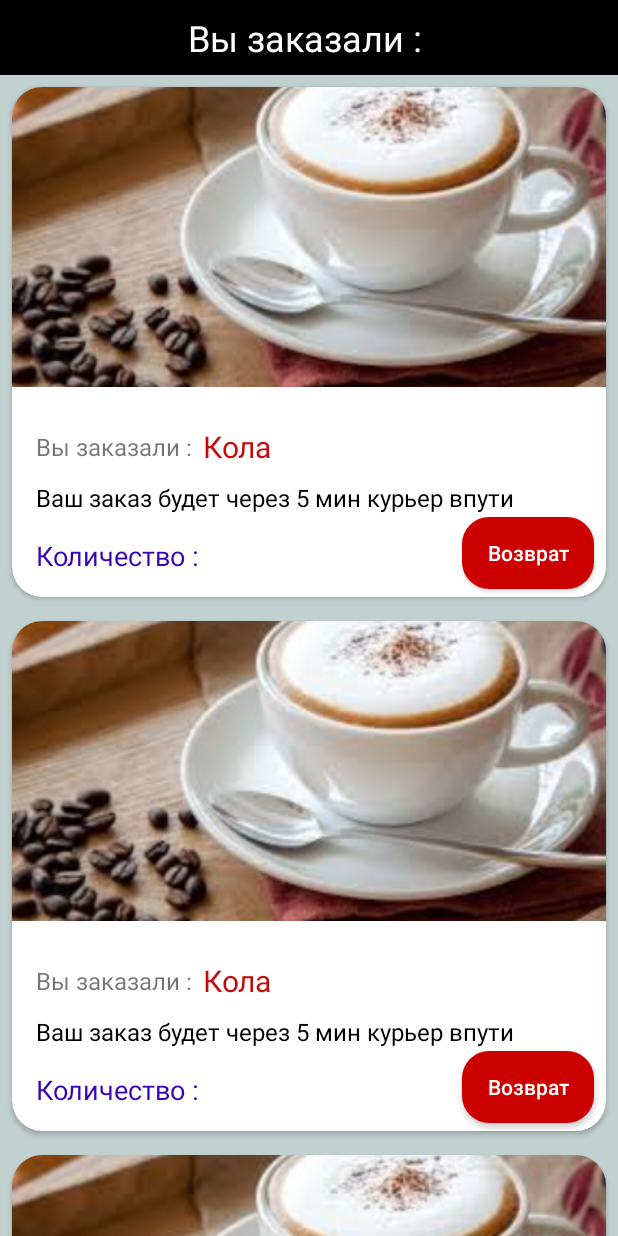
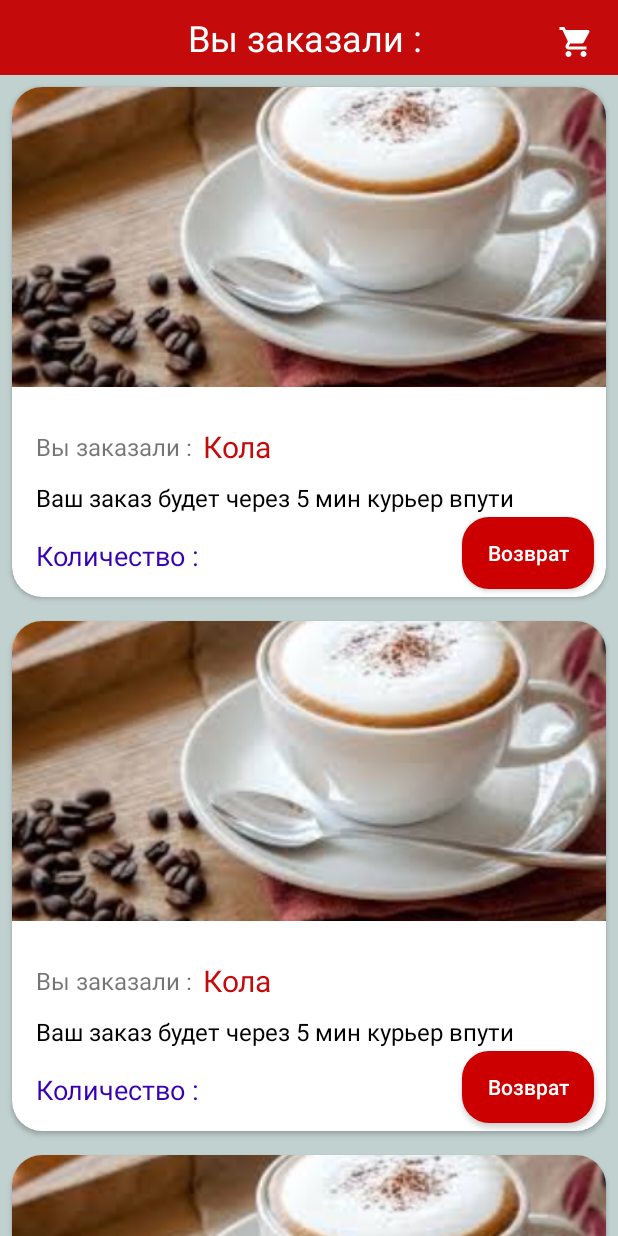
Before and after one commit to Zigfruid/Cafe-appMenu, an Android app: the layout order_fragment.xml on its own in the app's theme, with its tools: preview values and no code run, on a phone screen of 412 x 824 dp. Run offline under Robolectric (Android 15) with nearby library versions, the phone set to English and light mode, and no system bars.

Commit message:
was not fixed

```diff
--- a/app/build.gradle
+++ b/app/build.gradle
@@ -26,6 +26,7 @@ android {
 
 dependencies {
 
+
     def room_version = "2.2.5"
 
     implementation fileTree(dir: "libs", include: ["*.jar"])
@@ -36,7 +37,7 @@ dependencies {
     implementation 'androidx.recyclerview:recyclerview:1.1.0'
     implementation 'androidx.cardview:cardview:1.0.0'
     implementation 'com.google.android.material:material:1.1.0'
-    testImplementation 'junit:junit:4.12'
+    testImplementation 'junit:junit:4.13'
     androidTestImplementation 'androidx.test.ext:junit:1.1.1'
     androidTestImplementation 'androidx.test.espresso:espresso-core:3.2.0'
 
@@ -51,4 +52,7 @@ dependencies {
     implementation 'com.google.android.material:material:1.3.0-alpha01'
 
 
+
+
+
 }
--- a/app/src/main/java/com/example/fastfood/MVP/Presenter.kt
+++ b/app/src/main/java/com/example/fastfood/MVP/Presenter.kt
@@ -1,5 +1,6 @@
 package com.example.fastfood.MVP
 
+import com.example.fastfood.data.ModelCafee.CafeMenu
 import com.example.fastfood.data.dao.MenuDao
 
 class Presenter(private val dao: MenuDao, private val view : MenuViewHelper) {
@@ -8,7 +9,7 @@ class Presenter(private val dao: MenuDao, private val view : MenuViewHelper) {
         view.fillData(dao.getMenuByType(type))
     }
         fun  getMenuFromOrder(){
-        view.fillData(dao.getOrderFromMenu())
+        view.fillData(dao.getAllFromIsOrdered())
 
         }
 
--- a/app/src/main/java/com/example/fastfood/data/MenuDB.kt
+++ b/app/src/main/java/com/example/fastfood/data/MenuDB.kt
@@ -12,7 +12,7 @@ import com.example.fastfood.data.dao.MenuDao
 
 
 @Database(entities = [CafeMenu::class], version = 3)
-abstract class MenuDB : RoomDatabase() {
+abstract class MenuDB : RoomDatabase(), MenuDao {
 
 
     companion object{
@@ -43,4 +43,5 @@ abstract class MenuDB : RoomDatabase() {
     }
    abstract fun dao():MenuDao
 
+
 }
--- /dev/null
+++ b/app/src/main/res/drawable/ic_baseline_arrow_back_24.xml
@@ -0,0 +1,5 @@
+<vector android:height="24dp" android:tint="#FFFFFF"
+    android:viewportHeight="24" android:viewportWidth="24"
+    android:width="24dp" xmlns:android="http://schemas.android.com/apk/res/android">
+    <path android:fillColor="@android:color/white" android:pathData="M20,11H7.83l5.59,-5.59L12,4l-8,8 8,8 1.41,-1.41L7.83,13H20v-2z"/>
+</vector>
--- /dev/null
+++ b/app/src/main/res/drawable/ic_store.xml
@@ -0,0 +1,5 @@
+<vector android:height="24dp" android:tint="#FFFFFF"
+    android:viewportHeight="24" android:viewportWidth="24"
+    android:width="24dp" xmlns:android="http://schemas.android.com/apk/res/android">
+    <path android:fillColor="@android:color/white" android:pathData="M7,18c-1.1,0 -1.99,0.9 -1.99,2S5.9,22 7,22s2,-0.9 2,-2 -0.9,-2 -2,-2zM1,2v2h2l3.6,7.59 -1.35,2.45c-0.16,0.28 -0.25,0.61 -0.25,0.96 0,1.1 0.9,2 2,2h12v-2L7.42,15c-0.14,0 -0.25,-0.11 -0.25,-0.25l0.03,-0.12 0.9,-1.63h7.45c0.75,0 1.41,-0.41 1.75,-1.03l3.58,-6.49c0.08,-0.14 0.12,-0.31 0.12,-0.48 0,-0.55 -0.45,-1 -1,-1L5.21,4l-0.94,-2L1,2zM17,18c-1.1,0 -1.99,0.9 -1.99,2s0.89,2 1.99,2 2,-0.9 2,-2 -0.9,-2 -2,-2z"/>
+</vector>
--- a/app/src/main/res/layout/order_fragment.xml
+++ b/app/src/main/res/layout/order_fragment.xml
@@ -9,7 +9,7 @@
     <TextView
         android:id="@+id/tv_order"
         android:layout_width="match_parent"
-        android:background="@android:color/black"
+        android:background="@color/redStroke"
         android:layout_height="50dp"
         android:layout_alignParentTop="true"
         android:layout_alignParentStart="true"
@@ -18,17 +18,27 @@
         android:textColor="@android:color/white"
         android:gravity="center"
         android:textSize="24sp"/>
+    <ImageView
+        android:id="@+id/btnBuy"
+        android:layout_width="40dp"
+        android:layout_height="40dp"
+        android:src="@drawable/ic_store"
+        android:layout_alignParentEnd="true"
+        android:layout_alignParentTop="true"
+        android:padding="8dp"
+        android:layout_marginTop="8dp"
+        android:layout_marginEnd="8dp"/>
            <androidx.recyclerview.widget.RecyclerView
                android:id="@+id/rv_order"
                tools:listitem="@layout/rv_order_item"
                android:layout_below="@id/tv_order"
-        android:layout_alignParentBottom="true"
+               android:layout_alignParentStart="true"
+               android:layout_alignParentEnd="true"
                android:layout_width="match_parent"
                android:layout_height="wrap_content"
-        app:layout_constraintBottom_toBottomOf="parent"
+               android:layout_alignParentBottom="true"
                />
 
 
 
-
 </RelativeLayout>
--- a/app/src/main/res/layout/rv_item.xml
+++ b/app/src/main/res/layout/rv_item.xml
@@ -51,6 +51,7 @@
                 android:layout_marginEnd="16dp"
                 android:layout_marginTop="16dp"
                 android:layout_marginBottom="16dp"
+                app:layout_constraintBottom_toBottomOf="parent"
                 android:textSize="16sp"
                 android:text="2.5$"/>
 
--- a/app/src/main/res/layout/rv_order_item.xml
+++ b/app/src/main/res/layout/rv_order_item.xml
@@ -63,6 +63,7 @@
                 android:textSize="16sp"
                 android:text="Ваш заказ будет через 5 мин курьер впути"/>
             <Button
+                android:id="@+id/btnReOrder"
                 android:layout_width="wrap_content"
                 android:layout_height="wrap_content"
                 android:text="Возврат"
```
Also changed, not shown: app/src/main/java/com/example/fastfood/CafeeAdapter/ChildAdapter.kt (+22 -7 lines), app/src/main/java/com/example/fastfood/CafeeAdapter/ConnectWithDao.kt (added, +7 -0 lines), app/src/main/java/com/example/fastfood/Fragments/OrderFragment.kt (+23 -6 lines), app/src/main/java/com/example/fastfood/data/dao/MenuDao.kt (+7 -2 lines), app/src/main/java/com/example/fastfood/ui/DetailActivity.kt (+16 -4 lines), app/src/main/res/layout/activity_detail.xml (+13 -0 lines), app/src/main/res/layout/dialog_checklist.xml (added, +69 -0 lines), app/src/main/assets/menu-database.db, app/src/main/res/drawable-v24/picture1.jpg (added), app/src/main/res/drawable/picture1.jpg (deleted), app/src/main/res/picture1.jpg (added). Lines whose indentation alone changed are shown as unchanged.
